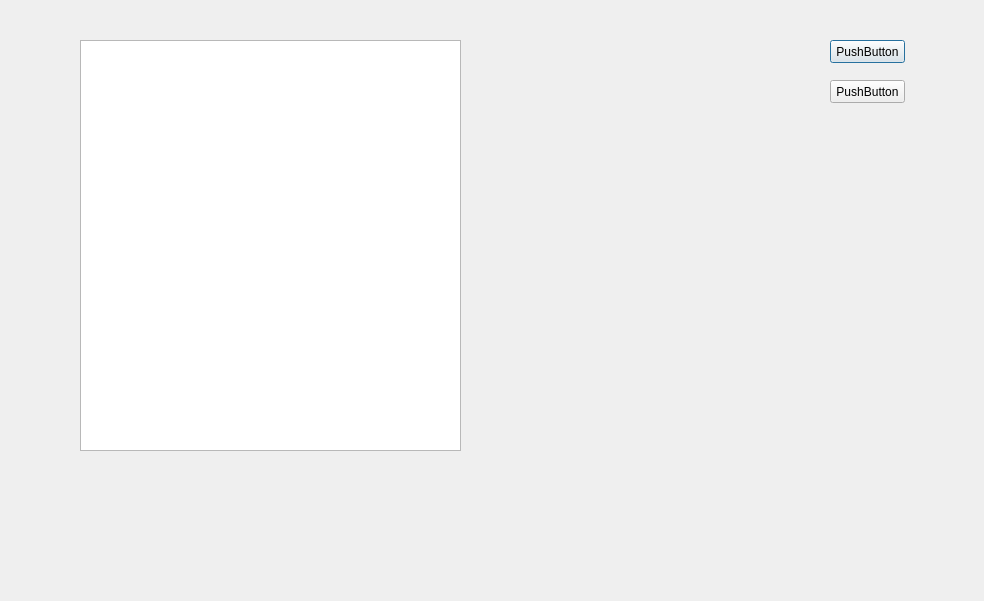
First picture: the form in App/Juntos/uiFile.ui, repository workspacerg/Juntos, before the edit.
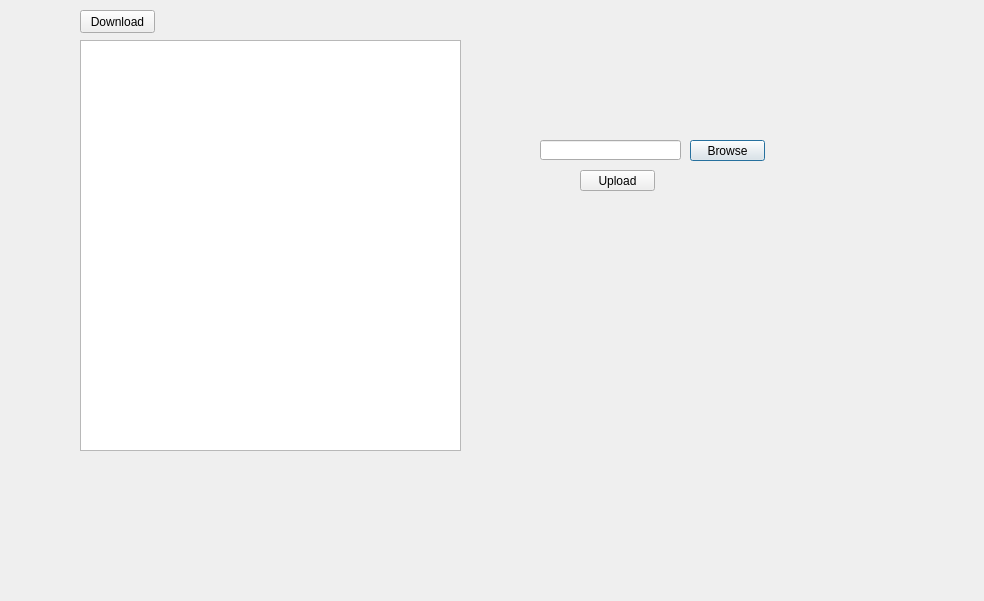
Second picture: the form after the edit.

Commit message: Début de l'upload + download

Diff of the .ui file:
```diff
--- a/App/Juntos/uiFile.ui
+++ b/App/Juntos/uiFile.ui
@@ -26,27 +26,50 @@
   <widget class="QPushButton" name="pushButton">
    <property name="geometry">
     <rect>
-     <x>830</x>
-     <y>40</y>
+     <x>690</x>
+     <y>140</y>
      <width>75</width>
-     <height>23</height>
+     <height>21</height>
     </rect>
    </property>
    <property name="text">
-    <string>PushButton</string>
+    <string>Browse</string>
    </property>
   </widget>
   <widget class="QPushButton" name="pushButton_2">
    <property name="geometry">
     <rect>
-     <x>830</x>
-     <y>80</y>
+     <x>80</x>
+     <y>10</y>
      <width>75</width>
      <height>23</height>
     </rect>
    </property>
    <property name="text">
-    <string>PushButton</string>
+    <string>Download</string>
+   </property>
+  </widget>
+  <widget class="QLineEdit" name="lineEdit">
+   <property name="geometry">
+    <rect>
+     <x>540</x>
+     <y>140</y>
+     <width>141</width>
+     <height>20</height>
+    </rect>
+   </property>
+  </widget>
+  <widget class="QPushButton" name="uploadButton">
+   <property name="geometry">
+    <rect>
+     <x>580</x>
+     <y>170</y>
+     <width>75</width>
+     <height>21</height>
+    </rect>
+   </property>
+   <property name="text">
+    <string>Upload</string>
    </property>
   </widget>
  </widget>
```
Left out of the diff: 4 changed lines with no effect on the pictures. The commit also changes 78 other files.
